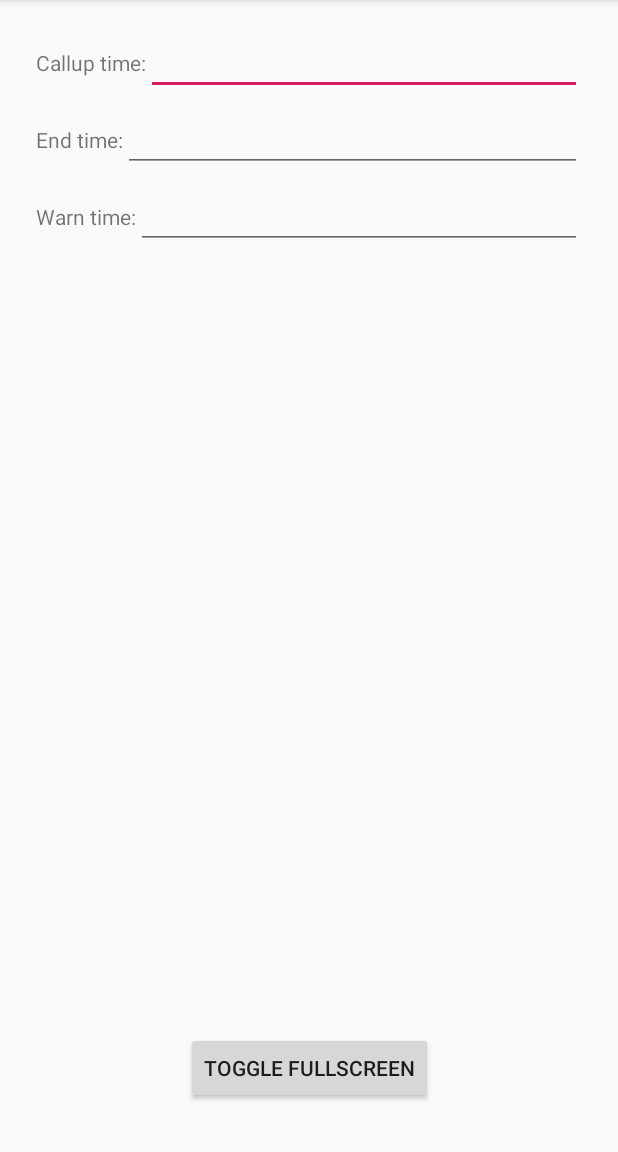
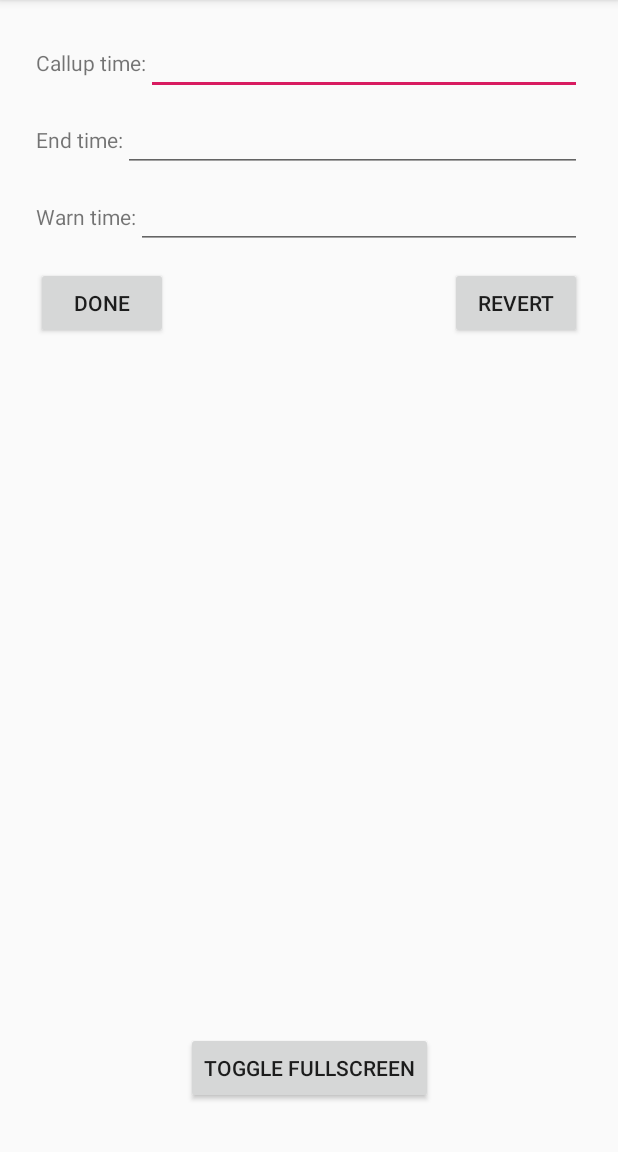
Before and after one commit to steveicarus/archery-timer, an Android app: the GadgetSettings screen opened directly, with no data from a screen before it, on a phone screen of 412 x 824 dp, the part 84-1236 px from its top. Run offline under Robolectric (Android 15) with nearby library versions, the light colour scheme and no system bars.

Commit message:
Implement remote configuration of timer.
The remote control settings screen was designed, this implments
all the behaviors.

```diff
--- a/archery_timer_remote/app/src/main/java/com/icarus/archery_timer_remote/GetCommandResponse.java
+++ b/archery_timer_remote/app/src/main/java/com/icarus/archery_timer_remote/GetCommandResponse.java
@@ -5,5 +5,5 @@ package com.icarus.archery_timer_remote;
  */
 public interface GetCommandResponse {
     ArcheryTimer getArcheryTimer();
-    void onCommandResponse(String cmd, String ok, String resp);
+    void onCommandResponse(String cmd, String ok, String resp_code, String resp_text);
 }
--- a/archery_timer_remote/app/src/main/java/com/icarus/archery_timer_remote/MainActivity.java
+++ b/archery_timer_remote/app/src/main/java/com/icarus/archery_timer_remote/MainActivity.java
@@ -49,14 +49,14 @@ public class MainActivity extends AppCompatActivity implements GetCommandRespons
      * Asynchronous response from the send_command (CommandResponse instance)
      * is handled in this method.
      */
-    public void onCommandResponse(String cmd, String ok, String resp) {
+    public void onCommandResponse(String cmd, String ok, String resp_code, String resp_text) {
         if (cmd .equals("version")) {
-            set_version_string(resp);
+            set_version_string(resp_text);
             return;
         }
 
         if (cmd .equals("next-end")) {
-            set_next_end_display(resp);
+            set_next_end_display(resp_code);
             return;
         }
     }
--- a/archery_timer_remote/app/src/main/res/layout/activity_gadget_settings.xml
+++ b/archery_timer_remote/app/src/main/res/layout/activity_gadget_settings.xml
@@ -81,4 +81,25 @@
         app:layout_constraintBaseline_toBaselineOf="@+id/textView6"
         app:layout_constraintEnd_toEndOf="parent"
         app:layout_constraintStart_toEndOf="@+id/textView6" />
+
+    <Button
+        android:id="@+id/settings_done_button"
+        android:layout_width="wrap_content"
+        android:layout_height="wrap_content"
+        android:layout_marginStart="24dp"
+        android:layout_marginTop="24dp"
+        android:onClick="settings_done_click"
+        android:text="@string/settings_done_button"
+        app:layout_constraintStart_toStartOf="parent"
+        app:layout_constraintTop_toBottomOf="@+id/textView6" />
+
+    <Button
+        android:id="@+id/settings_revert_button"
+        android:layout_width="wrap_content"
+        android:layout_height="wrap_content"
+        android:layout_marginEnd="24dp"
+        android:onClick="settings_revert_click"
+        android:text="@string/settings_revert_button"
+        app:layout_constraintBaseline_toBaselineOf="@+id/settings_done_button"
+        app:layout_constraintEnd_toEndOf="parent" />
 </androidx.constraintlayout.widget.ConstraintLayout>
--- a/archery_timer_remote/app/src/main/res/values/strings.xml
+++ b/archery_timer_remote/app/src/main/res/values/strings.xml
@@ -16,4 +16,6 @@
     <string name="end_time_label">End time:</string>
     <string name="warn_time_label">Warn time:</string>
     <string name="settings_button">Settings</string>
+    <string name="settings_done_button">Done</string>
+    <string name="settings_revert_button">Revert</string>
 </resources>
```
Also changed, not shown: archery_timer_remote/app/src/main/java/com/icarus/archery_timer_remote/CommandResponse.java (+13 -4 lines), archery_timer_remote/app/src/main/java/com/icarus/archery_timer_remote/GadgetSettings.java (+66 -4 lines), 3 other files.
